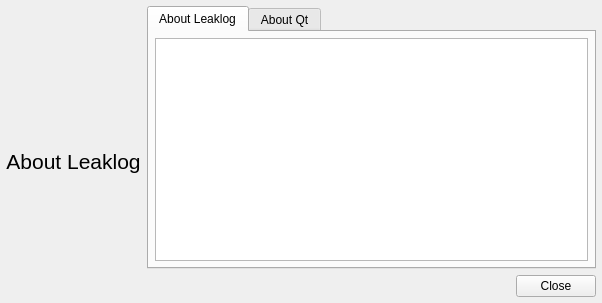
szchkt/leaklog, file about_widget.ui: the form before one commit.
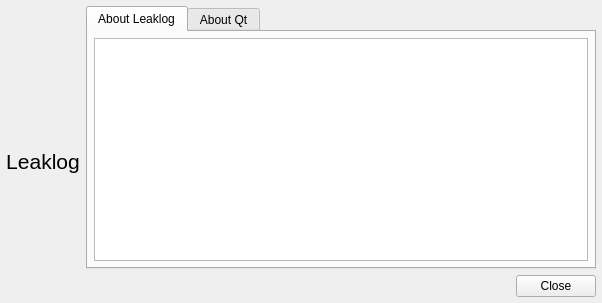
The form after the commit. Icons and pictures are not drawn.

What changed in the file:
```diff
--- a/about_widget.ui
+++ b/about_widget.ui
@@ -57,7 +57,7 @@
         </font>
        </property>
        <property name="text" >
-        <string>About Leaklog</string>
+        <string>Leaklog</string>
        </property>
        <property name="alignment" >
         <set>Qt::AlignHCenter|Qt::AlignTop</set>
```
Left out of the diff: 3 changed lines with no effect on the pictures.
